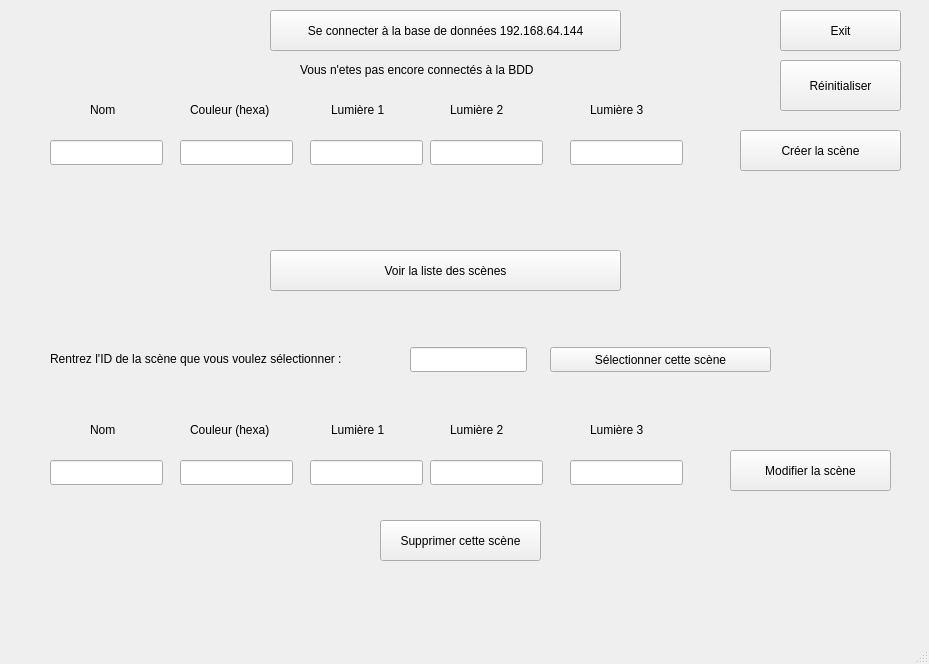
First picture: the form in E3-DUVAL_William/EditeurScene/mainwindow.ui, repository jeanlaurentdotme/dmx-webedia, before the edit.
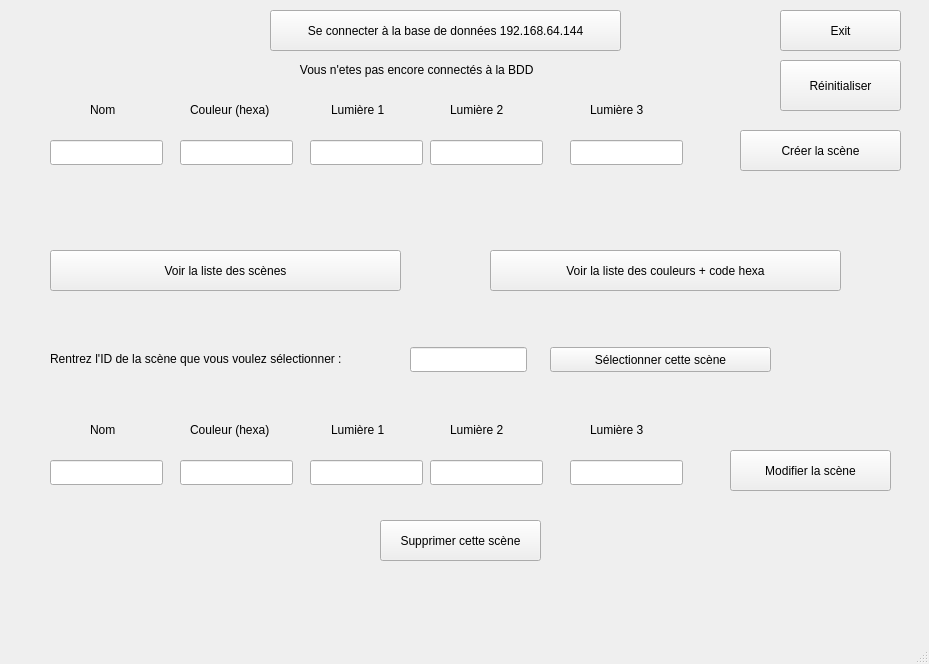
Second picture: the form after the edit.

```diff
--- a/E3-DUVAL_William/EditeurScene/mainwindow.ui
+++ b/E3-DUVAL_William/EditeurScene/mainwindow.ui
@@ -33,14 +33,14 @@
    <widget class="QLabel" name="label">
     <property name="geometry">
      <rect>
-      <x>300</x>
+      <x>250</x>
       <y>60</y>
-      <width>351</width>
+      <width>401</width>
       <height>20</height>
      </rect>
     </property>
     <property name="text">
-     <string>Vous n'etes pas encore connectés à la BDD</string>
+     <string>               Vous n'etes pas encore connectés à la BDD</string>
     </property>
    </widget>
    <widget class="QPushButton" name="pushButton_2">
@@ -174,9 +174,9 @@
    <widget class="QLabel" name="label_7">
     <property name="geometry">
      <rect>
-      <x>731</x>
+      <x>680</x>
       <y>180</y>
-      <width>181</width>
+      <width>271</width>
       <height>20</height>
      </rect>
     </property>
@@ -187,7 +187,7 @@
    <widget class="QPushButton" name="pushButton_3">
     <property name="geometry">
      <rect>
-      <x>270</x>
+      <x>50</x>
       <y>250</y>
       <width>351</width>
       <height>41</height>
@@ -390,8 +390,8 @@
    <widget class="QLabel" name="label_15">
     <property name="geometry">
      <rect>
-      <x>550</x>
-      <y>530</y>
+      <x>350</x>
+      <y>570</y>
       <width>381</width>
       <height>17</height>
      </rect>
@@ -405,7 +405,7 @@
      <rect>
       <x>720</x>
       <y>500</y>
-      <width>181</width>
+      <width>191</width>
       <height>41</height>
      </rect>
     </property>
@@ -465,6 +465,32 @@
      <string>Réinitialiser</string>
     </property>
    </widget>
+   <widget class="QPushButton" name="pushButton_9">
+    <property name="geometry">
+     <rect>
+      <x>490</x>
+      <y>250</y>
+      <width>351</width>
+      <height>41</height>
+     </rect>
+    </property>
+    <property name="text">
+     <string>Voir la liste des couleurs + code hexa</string>
+    </property>
+   </widget>
+   <widget class="QLabel" name="label_19">
+    <property name="geometry">
+     <rect>
+      <x>510</x>
+      <y>300</y>
+      <width>301</width>
+      <height>20</height>
+     </rect>
+    </property>
+    <property name="text">
+     <string/>
+    </property>
+   </widget>
   </widget>
   <widget class="QMenuBar" name="menubar">
    <property name="geometry">
```
Left out of the diff: 115 changed lines with no effect on the pictures.
